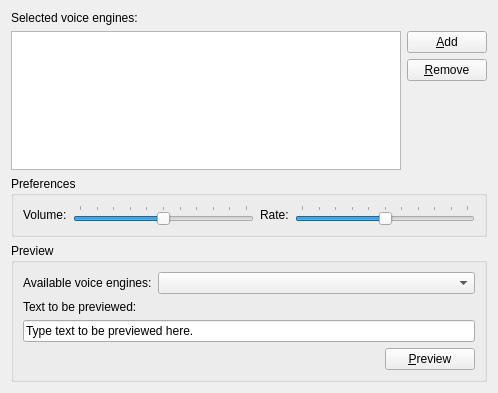
Before: the Qt Designer form texttospeechsource.ui in goldendict/goldendict, drawn with Qt 5.
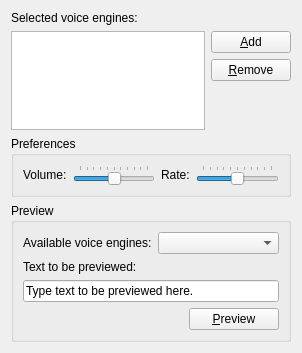
After: the same form once the commit is applied.

```diff
--- a/texttospeechsource.ui
+++ b/texttospeechsource.ui
@@ -6,8 +6,8 @@
    <rect>
     <x>0</x>
     <y>0</y>
-    <width>498</width>
-    <height>393</height>
+    <width>302</width>
+    <height>353</height>
    </rect>
   </property>
   <property name="windowTitle">
@@ -43,12 +43,6 @@
       <layout class="QVBoxLayout" name="verticalLayout">
        <item>
         <widget class="QPushButton" name="addVoiceEngine">
-         <property name="maximumSize">
-          <size>
-           <width>80</width>
-           <height>16777215</height>
-          </size>
-         </property>
          <property name="text">
           <string>&amp;Add</string>
          </property>
@@ -155,12 +149,6 @@
        <layout class="QHBoxLayout" name="horizontalLayout">
         <item>
          <widget class="QLabel" name="label_2">
-          <property name="sizePolicy">
-           <sizepolicy hsizetype="Fixed" vsizetype="Preferred">
-            <horstretch>0</horstretch>
-            <verstretch>0</verstretch>
-           </sizepolicy>
-          </property>
           <property name="text">
            <string>Available voice engines:</string>
           </property>
@@ -173,12 +161,6 @@
       </item>
       <item>
        <widget class="QLabel" name="label">
-        <property name="sizePolicy">
-         <sizepolicy hsizetype="Fixed" vsizetype="Preferred">
-          <horstretch>0</horstretch>
-          <verstretch>0</verstretch>
-         </sizepolicy>
-        </property>
         <property name="text">
          <string>Text to be previewed:</string>
         </property>
@@ -208,12 +190,6 @@
         </item>
         <item>
          <widget class="QPushButton" name="previewVoice">
-          <property name="sizePolicy">
-           <sizepolicy hsizetype="Fixed" vsizetype="Fixed">
-            <horstretch>0</horstretch>
-            <verstretch>0</verstretch>
-           </sizepolicy>
-          </property>
           <property name="minimumSize">
            <size>
             <width>90</width>
```
